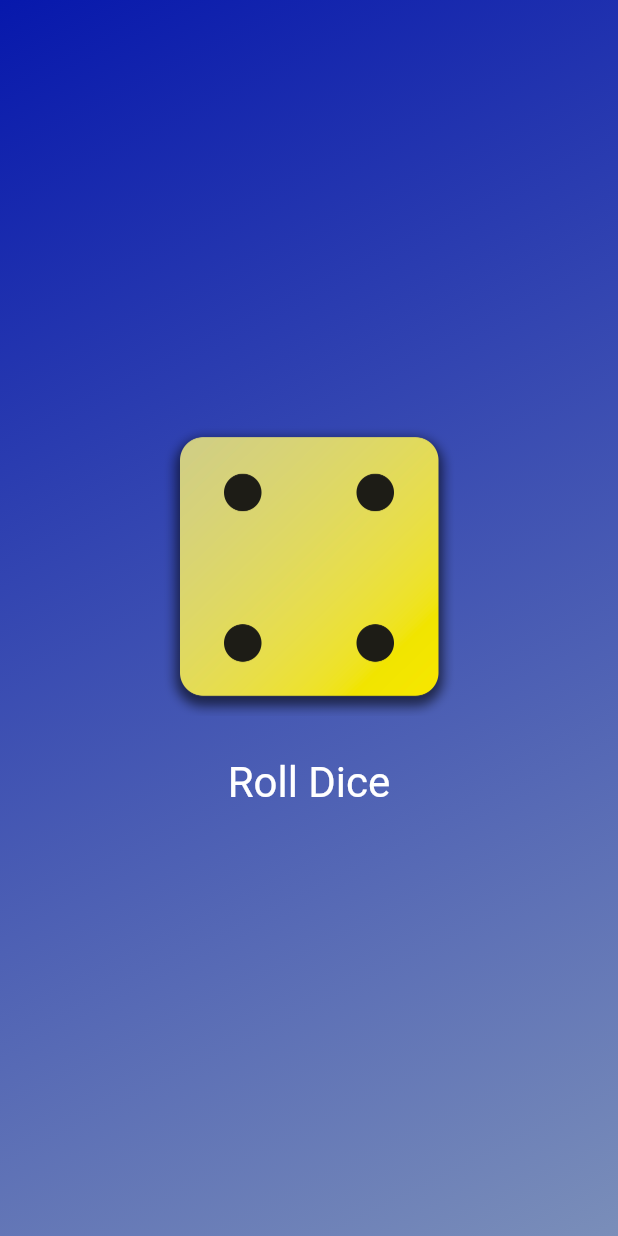
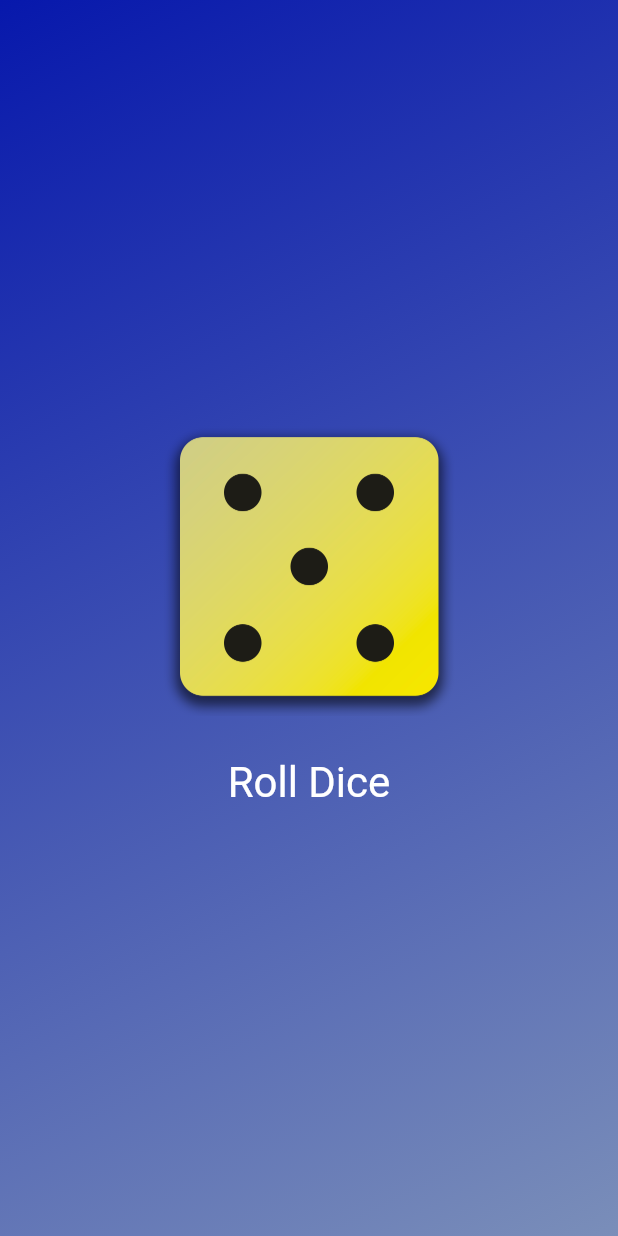
Before and after one commit to Rush-2K/Flutter-Full-Course, a Flutter app: the screen it shows after launch, after a tap on "Roll Dice", on a phone screen of 412 x 824 dp. Run offline on Flutter 3.47's test engine with Material 2 defaults, Android fonts, the phone set to English and light mode, and no system bars.

```diff
--- a/02-Flutter-and-Dart-Basics-Part-I/lib/dice_roller.dart
+++ b/02-Flutter-and-Dart-Basics-Part-I/lib/dice_roller.dart
@@ -1,4 +1,7 @@
+import 'dart:math';
 import 'package:flutter/material.dart';
+
+final randomizer = Random();
 
 class DiceRoller extends StatefulWidget {
   const DiceRoller({super.key});
@@ -10,11 +13,12 @@ class DiceRoller extends StatefulWidget {
 }
 
 class _DiceRollerState extends State<DiceRoller> {
-  var activeDiceImage = 'assets/images/dice-1.png';
+
+  var currentDiceRoll = 1;
 
   void rollDice() {
     setState(() {
-      activeDiceImage = 'assets/images/dice-4.png';
+      currentDiceRoll = randomizer.nextInt(6) + 1;
     });
   }
 
@@ -24,7 +28,7 @@ class _DiceRollerState extends State<DiceRoller> {
           mainAxisSize: MainAxisSize.min,
           children: [
             Image.asset(
-              activeDiceImage,
+              'assets/images/dice-$currentDiceRoll.png',
               width: 200,
             ),
             const SizedBox(height: 20),
--- a/02-Flutter-and-Dart-Basics-Part-I/lib/gradient_container.dart
+++ b/02-Flutter-and-Dart-Basics-Part-I/lib/gradient_container.dart
@@ -1,6 +1,5 @@
 import 'package:first_app/dice_roller.dart';
 import 'package:flutter/material.dart';
-import 'package:first_app/dice_roller.dart';
 
 const startAlignment = Alignment.topLeft;
 const endAlignment = Alignment.bottomRight;
@@ -10,7 +9,6 @@ class GradientContainer extends StatelessWidget {
 
   final Color colorOne;
   final Color colorTwo;
-
 
   @override
   Widget build(context) {
```
